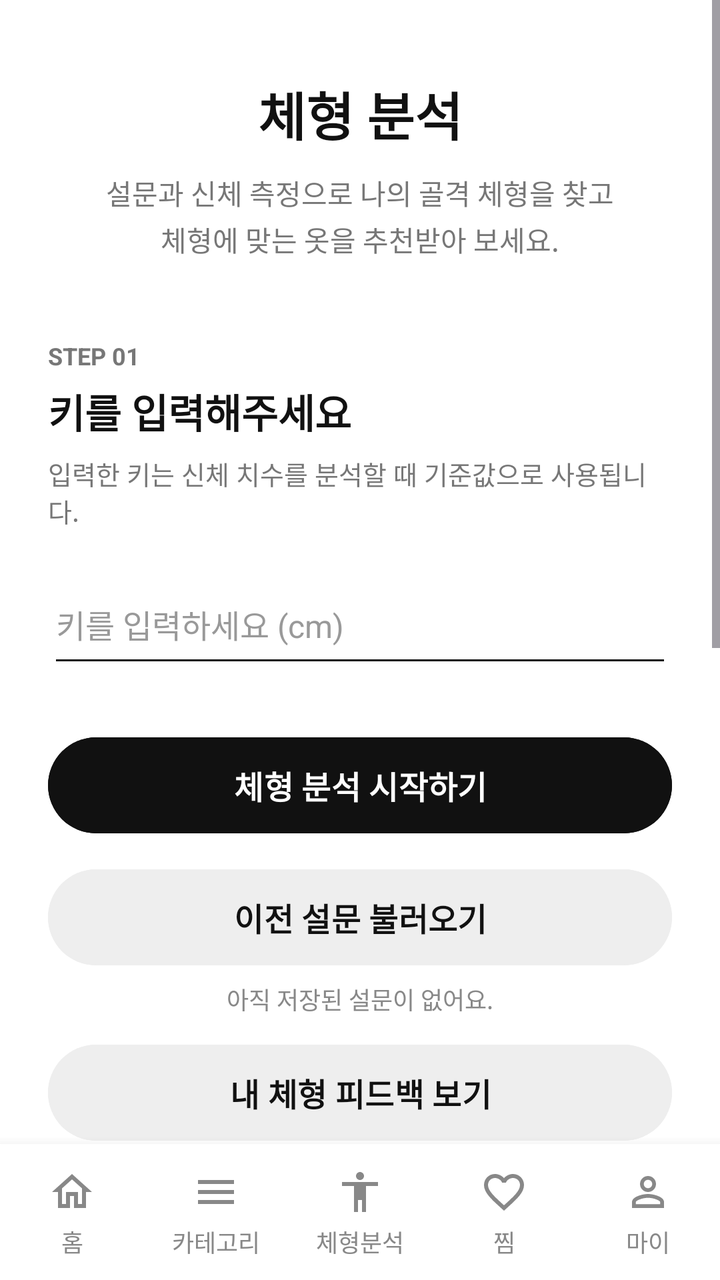
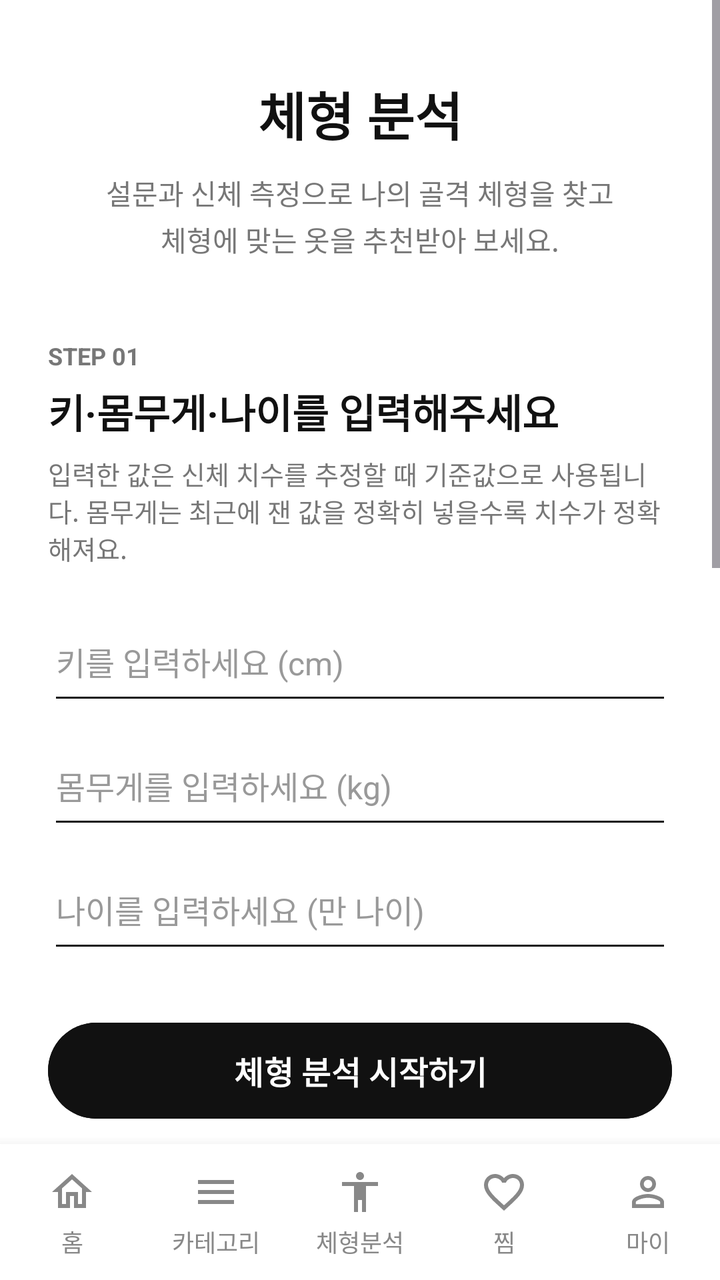

Screens rendered from an Android XML layout before and after an edit, with the pre-edit source and the edit as a unified diff.
<!-- AndroidManifest.xml: application theme Theme.Capstone -->
<!-- res/layout/activity_fitting.xml -->
<?xml version="1.0" encoding="utf-8"?>
<LinearLayout
    xmlns:android="http://schemas.android.com/apk/res/android"
    android:layout_width="match_parent"
    android:layout_height="match_parent"
    android:orientation="vertical"
    android:background="#FFFFFF">

    <ScrollView
        android:layout_width="match_parent"
        android:layout_height="0dp"
        android:layout_weight="1"
        android:fillViewport="true">

        <LinearLayout
            android:layout_width="match_parent"
            android:layout_height="wrap_content"
            android:orientation="vertical"
            android:paddingStart="24dp"
            android:paddingTop="38dp"
            android:paddingEnd="24dp"
            android:paddingBottom="32dp">

            <TextView
                android:layout_width="match_parent"
                android:layout_height="wrap_content"
                android:gravity="center"
                android:text="체형 분석"
                android:textColor="#111111"
                android:textSize="26sp"
                android:textStyle="bold" />

            <TextView
                android:layout_width="match_parent"
                android:layout_height="wrap_content"
                android:layout_marginTop="10dp"
                android:gravity="center"
                android:lineSpacingExtra="3dp"
                android:text="설문과 신체 측정으로 나의 골격 체형을 찾고&#10;체형에 맞는 옷을 추천받아 보세요."
                android:textColor="#777777"
                android:textSize="14sp" />

            
            
            

            <TextView
                android:layout_width="match_parent"
                android:layout_height="wrap_content"
                android:layout_marginTop="40dp"
                android:text="STEP 01"
                android:textColor="#777777"
                android:textSize="12sp"
                android:textStyle="bold" />

            <TextView
                android:layout_width="match_parent"
                android:layout_height="wrap_content"
                android:layout_marginTop="5dp"
                android:text="키를 입력해주세요"
                android:textColor="#111111"
                android:textSize="20sp"
                android:textStyle="bold" />

            <TextView
                android:layout_width="match_parent"
                android:layout_height="wrap_content"
                android:layout_marginTop="7dp"
                android:text="입력한 키는 신체 치수를 분석할 때 기준값으로 사용됩니다."
                android:textColor="#777777"
                android:textSize="13sp" />

            <EditText
                android:id="@+id/editHeight"
                android:layout_width="match_parent"
                android:layout_height="56dp"
                android:layout_marginTop="18dp"
                android:backgroundTint="#111111"
                android:hint="키를 입력하세요 (cm)"
                android:inputType="numberDecimal"
                android:paddingStart="4dp"
                android:paddingEnd="4dp"
                android:textColor="#000000"
                android:textColorHint="#999999"
                android:textSize="16sp" />

            <Button
                android:id="@+id/btnStartFitting"
                android:layout_width="match_parent"
                android:layout_height="56dp"
                android:layout_marginTop="26dp"
                android:backgroundTint="#111111"
                android:text="체형 분석 시작하기"
                android:textAllCaps="false"
                android:textColor="#FFFFFF"
                android:textSize="16sp"
                android:textStyle="bold" />

            
            <Button
                android:id="@+id/btnLoadSurvey"
                android:layout_width="match_parent"
                android:layout_height="56dp"
                android:layout_marginTop="10dp"
                android:backgroundTint="#EEEEEE"
                android:text="이전 설문 불러오기"
                android:textAllCaps="false"
                android:textColor="#111111"
                android:textSize="16sp"
                android:textStyle="bold" />

            <TextView
                android:id="@+id/tvLastSurvey"
                android:layout_width="match_parent"
                android:layout_height="wrap_content"
                android:layout_marginTop="4dp"
                android:gravity="center"
                android:text="아직 저장된 설문이 없어요."
                android:textColor="#888888"
                android:textSize="12sp" />

            <Button
                android:id="@+id/btnShowFeedback"
                android:layout_width="match_parent"
                android:layout_height="56dp"
                android:layout_marginTop="10dp"
                android:backgroundTint="#EEEEEE"
                android:text="내 체형 피드백 보기"
                android:textAllCaps="false"
                android:textColor="#111111"
                android:textSize="16sp"
                android:textStyle="bold" />

            
            
            

            <LinearLayout
                android:layout_width="match_parent"
                android:layout_height="wrap_content"
                android:layout_marginTop="36dp"
                android:background="#F7F7F7"
                android:orientation="vertical"
                android:padding="20dp">

                <TextView
                    android:layout_width="match_parent"
                    android:layout_height="wrap_content"
                    android:text="체형 분석 과정"
                    android:textColor="#111111"
                    android:textSize="16sp"
                    android:textStyle="bold" />

                <TextView
                    android:layout_width="match_parent"
                    android:layout_height="wrap_content"
                    android:layout_marginTop="4dp"
                    android:text="스트레이트 · 웨이브 · 내추럴 중 나의 골격 체형을 찾아요."
                    android:textColor="#888888"
                    android:textSize="12sp" />

                <LinearLayout
                    android:layout_width="match_parent"
                    android:layout_height="wrap_content"
                    android:layout_marginTop="20dp"
                    android:gravity="center_vertical"
                    android:orientation="horizontal">

                    <TextView
                        android:layout_width="30dp"
                        android:layout_height="30dp"
                        android:background="@drawable/bg_step_circle"
                        android:gravity="center"
                        android:text="1"
                        android:textColor="#FFFFFF"
                        android:textSize="13sp"
                        android:textStyle="bold" />

                    <LinearLayout
                        android:layout_width="0dp"
                        android:layout_height="wrap_content"
                        android:layout_marginStart="14dp"
                        android:layout_weight="1"
                        android:orientation="vertical">

                        <TextView
                            android:layout_width="wrap_content"
                            android:layout_height="wrap_content"
                            android:text="키 입력"
                            android:textColor="#111111"
                            android:textSize="14sp"
                            android:textStyle="bold" />

                        <TextView
                            android:layout_width="wrap_content"
                            android:layout_height="wrap_content"
                            android:layout_marginTop="2dp"
                            android:text="신체 분석을 위한 기준값 입력"
                            android:textColor="#888888"
                            android:textSize="12sp" />

                    </LinearLayout>

                </LinearLayout>

                <LinearLayout
                    android:layout_width="match_parent"
                    android:layout_height="wrap_content"
                    android:layout_marginTop="16dp"
                    android:gravity="center_vertical"
                    android:orientation="horizontal">

                    <TextView
                        android:layout_width="30dp"
                        android:layout_height="30dp"
                        android:background="@drawable/bg_step_circle"
                        android:gravity="center"
                        android:text="2"
                        android:textColor="#FFFFFF"
                        android:textSize="13sp"
                        android:textStyle="bold" />

                    <LinearLayout
                        android:layout_width="0dp"
                        android:layout_height="wrap_content"
                        android:layout_marginStart="14dp"
                        android:layout_weight="1"
                        android:orientation="vertical">

                        <TextView
                            android:layout_width="wrap_content"
                            android:layout_height="wrap_content"
                            android:text="체형 자가진단"
                            android:textColor="#111111"
                            android:textSize="14sp"
                            android:textStyle="bold" />

                        <TextView
                            android:layout_width="wrap_content"
                            android:layout_height="wrap_content"
                            android:layout_marginTop="2dp"
                            android:text="7가지 질문으로 골격 체형 특징 분석"
                            android:textColor="#888888"
                            android:textSize="12sp" />

                    </LinearLayout>

                </LinearLayout>

                <LinearLayout
                    android:layout_width="match_parent"
                    android:layout_height="wrap_content"
                    android:layout_marginTop="16dp"
                    android:gravity="center_vertical"
                    android:orientation="horizontal">

                    <TextView
                        android:layout_width="30dp"
                        android:layout_height="30dp"
                        android:background="@drawable/bg_step_circle"
                        android:gravity="center"
                        android:text="3"
                        android:textColor="#FFFFFF"
                        android:textSize="13sp"
                        android:textStyle="bold" />

                    <LinearLayout
                        android:layout_width="0dp"
                        android:layout_height="wrap_content"
                        android:layout_marginStart="14dp"
                        android:layout_weight="1"
                        android:orientation="vertical">

                        <TextView
                            android:layout_width="wrap_content"
                            android:layout_height="wrap_content"
                            android:text="정밀 체형 측정"
                            android:textColor="#111111"
                            android:textSize="14sp"
                            android:textStyle="bold" />

                        <TextView
                            android:layout_width="wrap_content"
                            android:layout_height="wrap_content"
                            android:layout_marginTop="2dp"
                            android:text="카메라 또는 전신 사진으로 신체 치수 분석"
                            android:textColor="#888888"
                            android:textSize="12sp" />

                    </LinearLayout>

                </LinearLayout>

                <LinearLayout
                    android:layout_width="match_parent"
                    android:layout_height="wrap_content"
                    android:layout_marginTop="16dp"
                    android:gravity="center_vertical"
                    android:orientation="horizontal">

                    <TextView
                        android:layout_width="30dp"
                        android:layout_height="30dp"
                        android:background="@drawable/bg_step_circle"
                        android:gravity="center"
                        android:text="4"
                        android:textColor="#FFFFFF"
                        android:textSize="13sp"
                        android:textStyle="bold" />

                    <LinearLayout
                        android:layout_width="0dp"
                        android:layout_height="wrap_content"
                        android:layout_marginStart="14dp"
                        android:layout_weight="1"
                        android:orientation="vertical">

                        <TextView
                            android:layout_width="wrap_content"
                            android:layout_height="wrap_content"
                            android:text="체형 저장 · 맞춤 추천"
                            android:textColor="#111111"
                            android:textSize="14sp"
                            android:textStyle="bold" />

                        <TextView
                            android:layout_width="wrap_content"
                            android:layout_height="wrap_content"
                            android:layout_marginTop="2dp"
                            android:text="최종 체형을 저장하고 홈에서 맞춤 상품 추천"
                            android:textColor="#888888"
                            android:textSize="12sp" />

                    </LinearLayout>

                </LinearLayout>

            </LinearLayout>

            <TextView
                android:layout_width="match_parent"
                android:layout_height="wrap_content"
                android:layout_marginTop="18dp"
                android:gravity="center"
                android:text="정밀 체형 측정은 자가진단 후 선택할 수 있습니다."
                android:textColor="#999999"
                android:textSize="12sp" />

        </LinearLayout>

    </ScrollView>

    
    <include layout="@layout/view_bottom_menu" />

</LinearLayout>
<!-- res/layout/view_bottom_menu.xml (included above) -->
<?xml version="1.0" encoding="utf-8"?>
<LinearLayout xmlns:android="http://schemas.android.com/apk/res/android"
    android:layout_width="match_parent"
    android:layout_height="68dp"
    android:background="#FFFFFF"
    android:elevation="10dp"
    android:orientation="horizontal">

    <TextView
        android:id="@+id/menuHome"
        style="@style/BottomMenuItem"
        android:drawableTop="@drawable/ic_nav_home"
        android:text="홈" />

    <TextView
        android:id="@+id/menuCategory"
        style="@style/BottomMenuItem"
        android:drawableTop="@drawable/ic_nav_category"
        android:text="카테고리" />

    <TextView
        android:id="@+id/menuFitting"
        style="@style/BottomMenuItem"
        android:drawableTop="@drawable/ic_nav_fitting"
        android:text="체형분석" />

    <TextView
        android:id="@+id/menuWish"
        style="@style/BottomMenuItem"
        android:drawableTop="@drawable/ic_nav_wish"
        android:text="찜" />

    <TextView
        android:id="@+id/menuMy"
        style="@style/BottomMenuItem"
        android:drawableTop="@drawable/ic_nav_my"
        android:text="마이" />

</LinearLayout>
<!-- resources referenced by this layout -->
<resources>
  <!-- drawable bg_step_circle (drawable) -->
  <?xml version="1.0" encoding="utf-8"?>
  <shape xmlns:android="http://schemas.android.com/apk/res/android"
      android:shape="oval">
      <solid android:color="#111111" />
  </shape>
  <!-- drawable ic_nav_category (drawable) -->
  <?xml version="1.0" encoding="utf-8"?>
  <vector xmlns:android="http://schemas.android.com/apk/res/android"
      android:width="24dp"
      android:height="24dp"
      android:viewportWidth="24"
      android:viewportHeight="24">
      <path
          android:fillColor="#FF000000"
          android:pathData="M3,18h18v-2H3v2zM3,13h18v-2H3v2zM3,6v2h18V6H3z" />
  </vector>
  <!-- drawable ic_nav_fitting (drawable) -->
  <?xml version="1.0" encoding="utf-8"?>
  <vector xmlns:android="http://schemas.android.com/apk/res/android"
      android:width="24dp"
      android:height="24dp"
      android:viewportWidth="24"
      android:viewportHeight="24">
      <path
          android:fillColor="#FF000000"
          android:pathData="M12,2c1.1,0 2,0.9 2,2s-0.9,2 -2,2 -2,-0.9 -2,-2 0.9,-2 2,-2zM21,9h-6v13h-2v-6h-2v6H9V9H3V7h18v2z" />
  </vector>
  <!-- drawable ic_nav_home (drawable) -->
  <?xml version="1.0" encoding="utf-8"?>
  <vector xmlns:android="http://schemas.android.com/apk/res/android"
      android:width="24dp"
      android:height="24dp"
      android:viewportWidth="24"
      android:viewportHeight="24">
      <path
          android:fillColor="#FF000000"
          android:pathData="M12,5.69l5,4.5V18h-2v-6H9v6H7v-7.81l5,-4.5M12,3L2,12h3v8h6v-6h2v6h6v-8h3L12,3z" />
  </vector>
  <!-- drawable ic_nav_my (drawable) -->
  <?xml version="1.0" encoding="utf-8"?>
  <vector xmlns:android="http://schemas.android.com/apk/res/android"
      android:width="24dp"
      android:height="24dp"
      android:viewportWidth="24"
      android:viewportHeight="24">
      <path
          android:fillColor="#FF000000"
          android:pathData="M12,5.9c1.16,0 2.1,0.94 2.1,2.1s-0.94,2.1 -2.1,2.1S9.9,9.16 9.9,8s0.94,-2.1 2.1,-2.1m0,9c2.97,0 6.1,1.46 6.1,2.1v1.1H5.9V17c0,-0.64 3.13,-2.1 6.1,-2.1M12,4C9.79,4 8,5.79 8,8s1.79,4 4,4 4,-1.79 4,-4 -1.79,-4 -4,-4zM12,13c-2.67,0 -8,1.34 -8,4v3h16v-3c0,-2.66 -5.33,-4 -8,-4z" />
  </vector>
  <!-- drawable ic_nav_wish (drawable) -->
  <?xml version="1.0" encoding="utf-8"?>
  <vector xmlns:android="http://schemas.android.com/apk/res/android"
      android:width="24dp"
      android:height="24dp"
      android:viewportWidth="24"
      android:viewportHeight="24">
      <path
          android:fillColor="#FF000000"
          android:pathData="M16.5,3c-1.74,0 -3.41,0.81 -4.5,2.09C10.91,3.81 9.24,3 7.5,3 4.42,3 2,5.42 2,8.5c0,3.78 3.4,6.86 8.55,11.54L12,21.35l1.45,-1.32C18.6,15.36 22,12.28 22,8.5 22,5.42 19.58,3 16.5,3zM12.1,18.55l-0.1,0.1 -0.1,-0.1C7.14,14.24 4,11.39 4,8.5 4,6.5 5.5,5 7.5,5c1.54,0 3.04,0.99 3.57,2.36h1.87C13.46,5.99 14.96,5 16.5,5c2,0 3.5,1.5 3.5,3.5 0,2.89 -3.14,5.74 -7.9,10.05z" />
  </vector>
  <style name="BottomMenuItem">
          <item name="android:layout_width">0dp</item>
          <item name="android:layout_height">match_parent</item>
          <item name="android:layout_weight">1</item>
          <item name="android:gravity">center_horizontal|top</item>
          <item name="android:paddingTop">12dp</item>
          <item name="android:textSize">12sp</item>
          <item name="android:textColor">#888888</item>
          <item name="android:drawablePadding">4dp</item>
          <item name="android:drawableTint">#888888</item>
      </style>
  <style name="Theme.Capstone" parent="Base.Theme.Capstone" />
  <style name="Base.Theme.Capstone" parent="Theme.Material3.DayNight.NoActionBar">
          
          
      </style>
</resources>

<!-- the commit's change to res/layout/activity_fitting.xml (unified diff, before → after) -->
@@ -57,7 +57,7 @@
                 android:layout_width="match_parent"
                 android:layout_height="wrap_content"
                 android:layout_marginTop="5dp"
-                android:text="키를 입력해주세요"
+                android:text="키·몸무게·나이를 입력해주세요"
                 android:textColor="#111111"
                 android:textSize="20sp"
                 android:textStyle="bold" />
@@ -66,7 +66,7 @@
                 android:layout_width="match_parent"
                 android:layout_height="wrap_content"
                 android:layout_marginTop="7dp"
-                android:text="입력한 키는 신체 치수를 분석할 때 기준값으로 사용됩니다."
+                android:text="입력한 값은 신체 치수를 추정할 때 기준값으로 사용됩니다. 몸무게는 최근에 잰 값을 정확히 넣을수록 치수가 정확해져요."
                 android:textColor="#777777"
                 android:textSize="13sp" />
 
@@ -84,6 +84,35 @@
                 android:textColorHint="#999999"
                 android:textSize="16sp" />
 
+            <EditText
+                android:id="@+id/editWeight"
+                android:layout_width="match_parent"
+                android:layout_height="56dp"
+                android:layout_marginTop="6dp"
+                android:backgroundTint="#111111"
+                android:hint="몸무게를 입력하세요 (kg)"
+                android:inputType="numberDecimal"
+                android:paddingStart="4dp"
+                android:paddingEnd="4dp"
+                android:textColor="#000000"
+                android:textColorHint="#999999"
+                android:textSize="16sp" />
+
+            <EditText
+                android:id="@+id/editAge"
+                android:layout_width="match_parent"
+                android:layout_height="56dp"
+                android:layout_marginTop="6dp"
+                android:backgroundTint="#111111"
+                android:hint="나이를 입력하세요 (만 나이)"
+                android:inputType="number"
+                android:maxLength="2"
+                android:paddingStart="4dp"
+                android:paddingEnd="4dp"
+                android:textColor="#000000"
+                android:textColorHint="#999999"
+                android:textSize="16sp" />
+
             <Button
                 android:id="@+id/btnStartFitting"
                 android:layout_width="match_parent"
@@ -186,7 +215,7 @@
                         <TextView
                             android:layout_width="wrap_content"
                             android:layout_height="wrap_content"
-                            android:text="키 입력"
+                            android:text="키·몸무게·나이 입력"
                             android:textColor="#111111"
                             android:textSize="14sp"
                             android:textStyle="bold" />
@@ -195,7 +224,7 @@
                             android:layout_width="wrap_content"
                             android:layout_height="wrap_content"
                             android:layout_marginTop="2dp"
-                            android:text="신체 분석을 위한 기준값 입력"
+                            android:text="신체 치수를 추정하기 위한 기준값 입력"
                             android:textColor="#888888"
                             android:textSize="12sp" />
 
@@ -283,7 +312,7 @@
                             android:layout_width="wrap_content"
                             android:layout_height="wrap_content"
                             android:layout_marginTop="2dp"
-                            android:text="카메라 또는 전신 사진으로 신체 치수 분석"
+                            android:text="정면·옆면 전신 사진으로 신체 치수 분석"
                             android:textColor="#888888"
                             android:textSize="12sp" />
 
